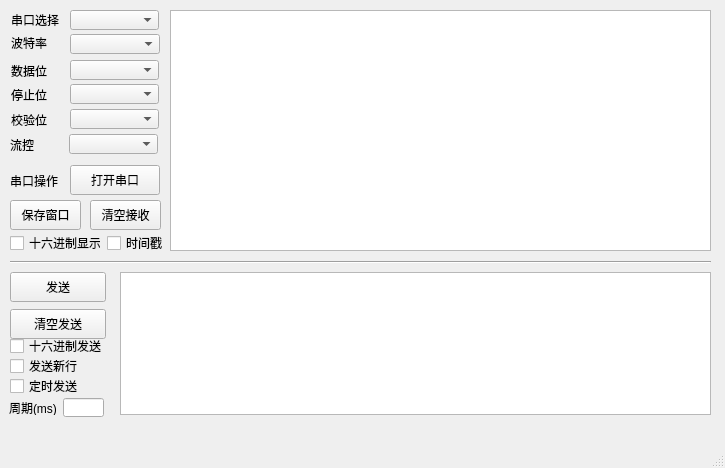
This is mainwindow.ui in chxj1980/QtSerialPort as Qt 5 draws it before an edit. The edited form follows.
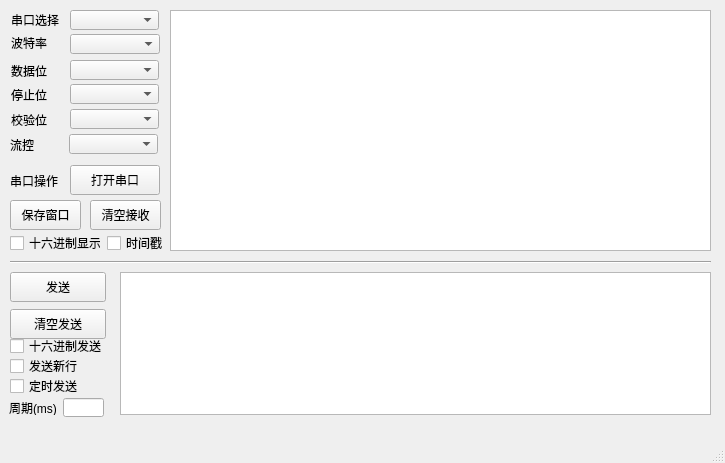
This is the edited form.

Commit message: 恢复窗口拖动功能。

The edit to the form file:
```diff
--- a/mainwindow.ui
+++ b/mainwindow.ui
@@ -7,7 +7,7 @@
     <x>0</x>
     <y>0</y>
     <width>725</width>
-    <height>468</height>
+    <height>463</height>
    </rect>
   </property>
   <property name="minimumSize">
```
The commit also changes 2 other files.
